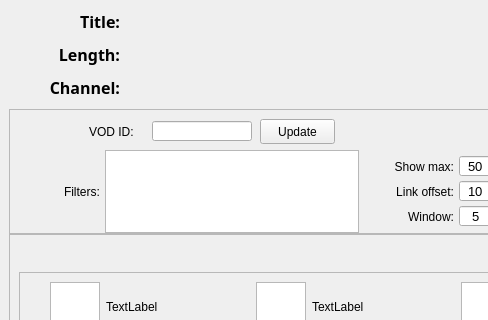
This is app/resources/BasicForm.ui in benmurphy7/twitch-crops as Qt 5 draws it before an edit; both pictures show x 0 to 488 and y 0 to 320 of the 900 by 800 pixel window. The edited form follows.
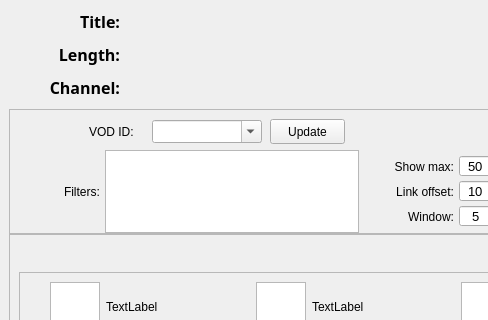
This is the edited form.

Patch:
```diff
--- a/app/resources/BasicForm.ui
+++ b/app/resources/BasicForm.ui
@@ -271,38 +271,32 @@
           </widget>
          </item>
          <item>
-          <widget class="QLineEdit" name="vodEntry">
+          <widget class="QComboBox" name="vodEntry">
            <property name="sizePolicy">
-            <sizepolicy hsizetype="Expanding" vsizetype="Fixed">
+            <sizepolicy hsizetype="Maximum" vsizetype="Fixed">
              <horstretch>0</horstretch>
              <verstretch>0</verstretch>
             </sizepolicy>
            </property>
            <property name="minimumSize">
             <size>
-             <width>100</width>
-             <height>20</height>
+             <width>50</width>
+             <height>0</height>
             </size>
            </property>
            <property name="maximumSize">
             <size>
-             <width>100</width>
-             <height>20</height>
+             <width>110</width>
+             <height>16777215</height>
             </size>
            </property>
            <property name="font">
             <font>
              <pointsize>10</pointsize>
-             <weight>50</weight>
-             <italic>false</italic>
-             <bold>false</bold>
             </font>
            </property>
-           <property name="text">
-            <string/>
-           </property>
-           <property name="alignment">
-            <set>Qt::AlignLeading|Qt::AlignLeft|Qt::AlignTop</set>
+           <property name="editable">
+            <bool>true</bool>
            </property>
           </widget>
          </item>
```
